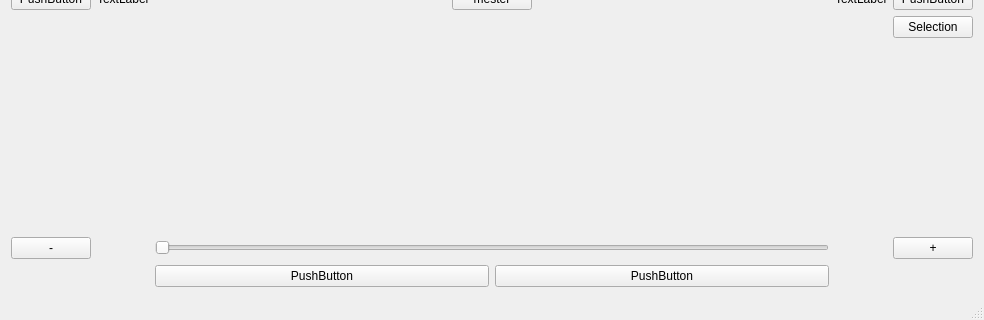
Teaching-projects/SZE-Projektmunka2-2019-XBodyStats, file mainwindow.ui: the form before one commit; both pictures show x 0 to 984 and y 220 to 540 of the 984 by 540 pixel window.
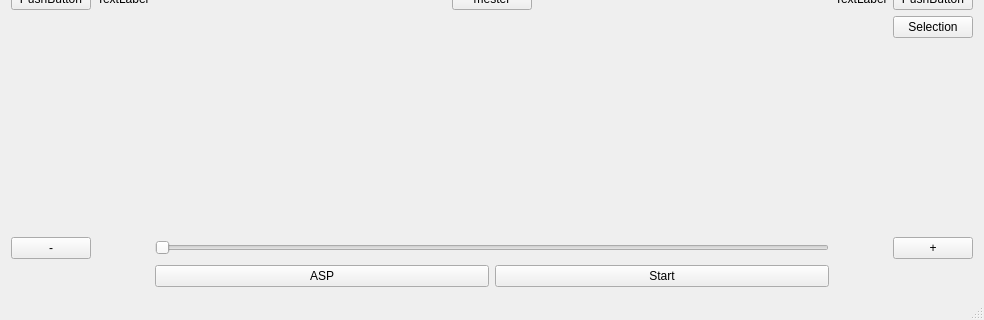
The form after the commit.

Commit message: Connected interface with delegate

```diff
--- a/mainwindow.ui
+++ b/mainwindow.ui
@@ -210,14 +210,14 @@
       <item>
        <widget class="QPushButton" name="pushButton_17">
         <property name="text">
-         <string>PushButton</string>
+         <string>ASP</string>
         </property>
        </widget>
       </item>
       <item>
        <widget class="QPushButton" name="pushButton_16">
         <property name="text">
-         <string>PushButton</string>
+         <string>Start</string>
         </property>
        </widget>
       </item>
```
Left out of the diff: 20 changed lines with no effect on the pictures. The commit also changes 2 other files.
